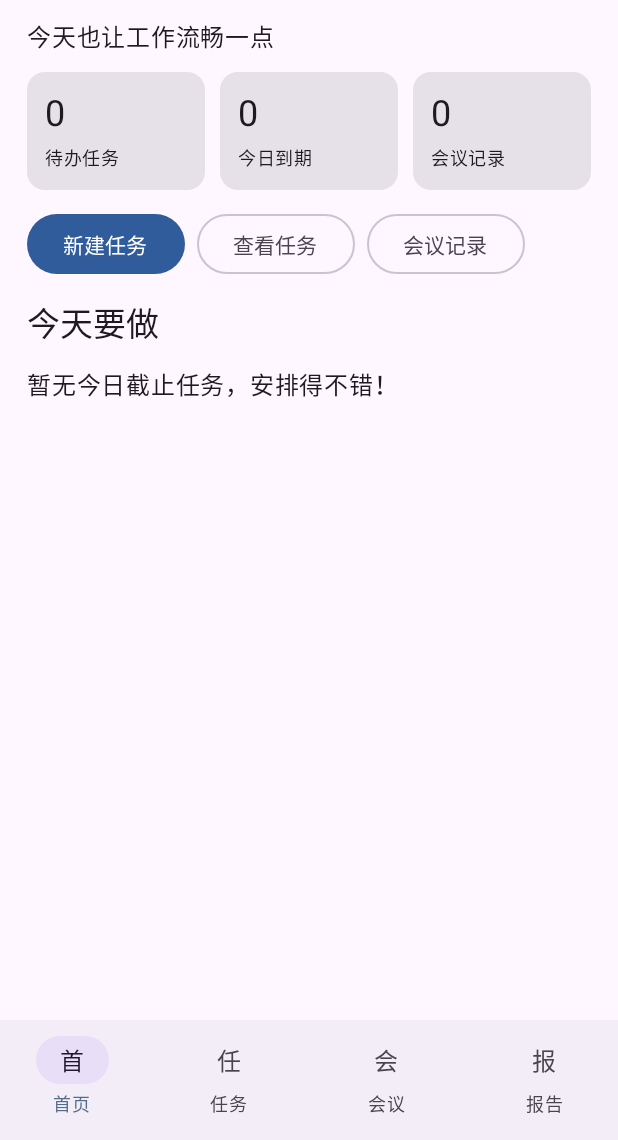
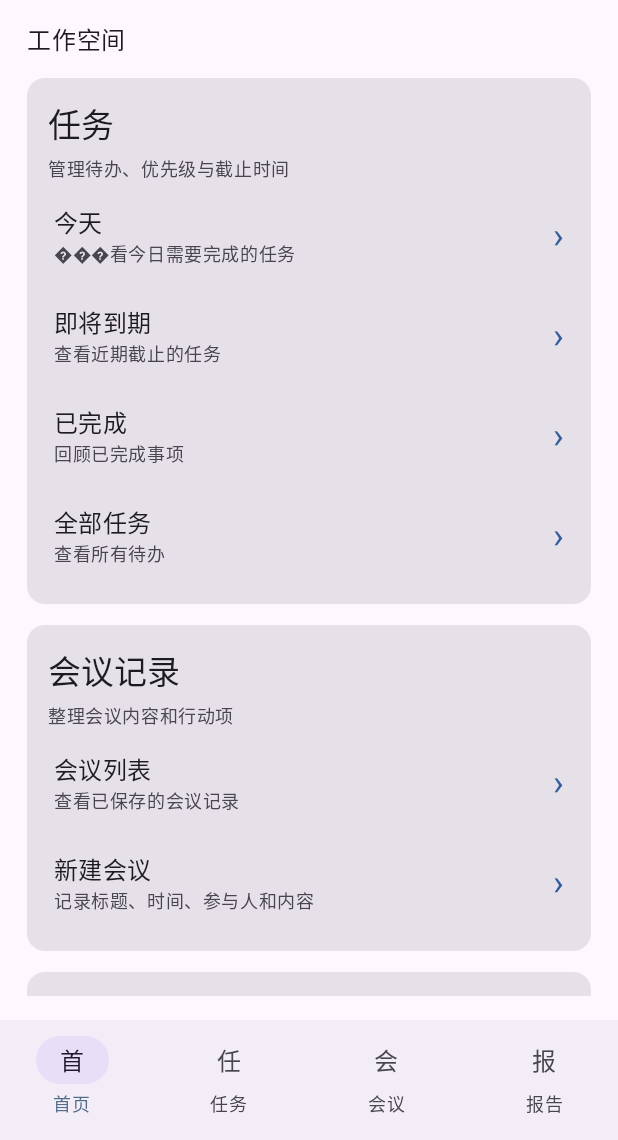
Before and after one commit to yongxiongLi/office-productivity-app, an Android app built with Jetpack Compose: the screen it shows after launch (MainActivity), on a phone screen of 412 x 824 dp, the part 96-1236 px from its top. Run offline under Robolectric (Android 15) with nearby library versions, the phone set to English and light mode, and no system bars; our stand-ins replace Room's generated code; 1 statement that could not run was skipped.

Commit message:
Organize home into vertical feature directories

```diff
--- a/app/src/main/java/com/yongxiongli/officeproductivity/ui/DashboardScreen.kt
+++ b/app/src/main/java/com/yongxiongli/officeproductivity/ui/DashboardScreen.kt
@@ -2,6 +2,7 @@ package com.yongxiongli.officeproductivity.ui
 
 import android.app.DatePickerDialog
 import android.app.TimePickerDialog
+import androidx.compose.foundation.clickable
 import androidx.compose.foundation.layout.Arrangement
 import androidx.compose.foundation.layout.Column
 import androidx.compose.foundation.layout.Row
@@ -10,6 +11,8 @@ import androidx.compose.foundation.layout.fillMaxWidth
 import androidx.compose.foundation.layout.padding
 import androidx.compose.foundation.lazy.LazyColumn
 import androidx.compose.foundation.lazy.items
+import androidx.compose.foundation.rememberScrollState
+import androidx.compose.foundation.verticalScroll
 import androidx.compose.material3.AlertDialog
 import androidx.compose.material3.Button
 import androidx.compose.material3.Card
@@ -23,7 +26,6 @@ import androidx.compose.material3.Scaffold
 import androidx.compose.material3.Text
 import androidx.compose.material3.TextButton
 import androidx.compose.runtime.Composable
-import androidx.compose.runtime.collectAsState
 import androidx.compose.runtime.getValue
 import androidx.compose.runtime.mutableLongStateOf
 import androidx.compose.runtime.mutableStateOf
@@ -41,7 +43,7 @@ import java.util.Calendar
 import java.util.Date
 
 private enum class AppTab(val label: String) { HOME("首页"), TASKS("任务"), MEETINGS("会议"), REPORTS("报告") }
-private enum class TaskFilter(val label: String) { TODAY("今天"), UPCOMING("即将到期"), COMPLETED("已完成"), ALL("全部") }
+private enum class TaskFilter(val label: String) { TODAY("今天"), UPCOMING("即将到期"), COMPLETED("已完成"), ALL("全部任务") }
 private val priorities = listOf("高", "中", "低")
 
 @Composable
@@ -50,10 +52,12 @@ fun DashboardScreen(viewModel: TaskViewModel, onReminderPermissionNeeded: () ->
     val meetings by viewModel.meetings.collectAsStateWithLifecycle(initialValue = emptyList())
     var tab by remember { mutableStateOf(AppTab.HOME) }
     var filter by remember { mutableStateOf(TaskFilter.TODAY) }
+    var weeklyReport by remember { mutableStateOf(false) }
     var showTaskDialog by remember { mutableStateOf(false) }
     var showMeetingDialog by remember { mutableStateOf(false) }
 
-    Scaffold(bottomBar = {
+    Scaffold(
+        bottomBar = {
             NavigationBar {
                 AppTab.entries.forEach { item ->
                     NavigationBarItem(
@@ -64,19 +68,34 @@ fun DashboardScreen(viewModel: TaskViewModel, onReminderPermissionNeeded: () ->
                     )
                 }
             }
-    }, floatingActionButton = {
+        },
+        floatingActionButton = {
             when (tab) {
                 AppTab.TASKS -> Button(onClick = { showTaskDialog = true }) { Text("新建任务 +") }
                 AppTab.MEETINGS -> Button(onClick = { showMeetingDialog = true }) { Text("记录会议 +") }
                 else -> Unit
             }
-    }) { padding ->
-        Column(Modifier.fillMaxSize().padding(padding).padding(horizontal = 18.dp, vertical = 16.dp), verticalArrangement = Arrangement.spacedBy(12.dp)) {
+        },
+    ) { padding ->
+        Column(
+            Modifier.fillMaxSize().padding(padding).padding(horizontal = 18.dp, vertical = 16.dp),
+            verticalArrangement = Arrangement.spacedBy(12.dp),
+        ) {
             when (tab) {
-                AppTab.HOME -> HomeScreen(tasks, meetings, onTasks = { tab = AppTab.TASKS }, onMeetings = { tab = AppTab.MEETINGS }, onAddTask = { showTaskDialog = true })
-                AppTab.TASKS -> TaskScreen(tasks, filter, { filter = it }, { task, completed -> viewModel.setCompleted(task, completed) }, { viewModel.deleteTask(it) })
-                AppTab.MEETINGS -> MeetingsScreen(meetings, { viewModel.deleteMeeting(it) })
-                AppTab.REPORTS -> ReportsScreen(tasks)
+                AppTab.HOME -> HomeScreen(
+                    modifier = Modifier.weight(1f),
+                    onTaskFilter = { filter = it; tab = AppTab.TASKS },
+                    onMeetings = { tab = AppTab.MEETINGS },
+                    onNewMeeting = { tab = AppTab.MEETINGS; showMeetingDialog = true },
+                    onReport = { weeklyReport = it; tab = AppTab.REPORTS },
+                )
+                AppTab.TASKS -> TaskScreen(
+                    tasks, filter, { filter = it },
+                    { task, completed -> viewModel.setCompleted(task, completed) },
+                    { viewModel.deleteTask(it) },
+                )
+                AppTab.MEETINGS -> MeetingsScreen(meetings) { viewModel.deleteMeeting(it) }
+                AppTab.REPORTS -> ReportsScreen(tasks, weeklyReport) { weeklyReport = it }
             }
         }
     }
@@ -100,36 +119,90 @@ fun DashboardScreen(viewModel: TaskViewModel, onReminderPermissionNeeded: () ->
 }
 
 @Composable
-private fun HomeScreen(tasks: List<TaskEntity>, meetings: List<MeetingEntity>, onTasks: () -> Unit, onMeetings: () -> Unit, onAddTask: () -> Unit) {
-    val today = Calendar.getInstance().apply { set(Calendar.HOUR_OF_DAY, 0); set(Calendar.MINUTE, 0); set(Calendar.SECOND, 0); set(Calendar.MILLISECOND, 0) }
-    val start = today.timeInMillis
-    val end = start + 24 * 60 * 60 * 1000L
-    val todayTasks = tasks.filter { !it.isCompleted && it.dueAtMillis in start until end }
-    val pending = tasks.count { !it.isCompleted }
+private fun HomeScreen(
+    modifier: Modifier = Modifier,
+    onTaskFilter: (TaskFilter) -> Unit,
+    onMeetings: () -> Unit,
+    onNewMeeting: () -> Unit,
+    onReport: (Boolean) -> Unit,
+) {
+    Column(
+        modifier = modifier.fillMaxWidth().verticalScroll(rememberScrollState()),
+        verticalArrangement = Arrangement.spacedBy(14.dp),
+    ) {
         Text("Flow办公", style = MaterialTheme.typography.headlineLarge)
-    Text("今天也让工作流畅一点", style = MaterialTheme.typography.bodyLarge)
-    Row(horizontalArrangement = Arrangement.spacedBy(10.dp)) {
-        SummaryCard("待办任务", pending.toString(), Modifier.weight(1f))
-        SummaryCard("今日到期", todayTasks.size.toString(), Modifier.weight(1f))
-        SummaryCard("会议记录", meetings.size.toString(), Modifier.weight(1f))
+        Text("工作空间", style = MaterialTheme.typography.bodyLarge)
+
+        DirectoryGroup(
+            title = "任务",
+            subtitle = "管理待办、优先级与截止时间",
+            entries = listOf(
+                "今天" to "���看今日需要完成的任务",
+                "即将到期" to "查看近期截止的任务",
+                "已完成" to "回顾已完成事项",
+                "全部任务" to "查看所有待办",
+            ),
+            onEntryClick = { index -> onTaskFilter(TaskFilter.entries[index]) },
+        )
+        DirectoryGroup(
+            title = "会议记录",
+            subtitle = "整理会议内容和行动项",
+            entries = listOf(
+                "会议列表" to "查看已保存的会议记录",
+                "新建会议" to "记录标题、时间、参与人和内容",
+            ),
+            onEntryClick = { index -> if (index == 0) onMeetings() else onNewMeeting() },
+        )
+        DirectoryGroup(
+            title = "日报 / 周报",
+            subtitle = "按周期汇总工作进展",
+            entries = listOf(
+                "日报" to "查看今日完成事项",
+                "周报" to "查看本周完成事项",
+            ),
+            onEntryClick = { index -> onReport(index == 1) },
+        )
     }
-    Row(horizontalArrangement = Arrangement.spacedBy(8.dp)) {
-        Button(onClick = onAddTask) { Text("新建任务") }
-        OutlinedButton(onClick = onTasks) { Text("查看任务") }
-        OutlinedButton(onClick = onMeetings) { Text("会议记录") }
-    }
-    Text("今天要做", style = MaterialTheme.typography.titleLarge)
-    if (todayTasks.isEmpty()) Text("暂无今日截止任务，安排得不错！")
-    else LazyColumn(verticalArrangement = Arrangement.spacedBy(8.dp)) { items(todayTasks.take(5), key = { it.id }) { TaskCard(it, {}, {}) } }
 }
 
 @Composable
-private fun SummaryCard(title: String, value: String, modifier: Modifier = Modifier) {
-    Card(modifier) { Column(Modifier.padding(12.dp), verticalArrangement = Arrangement.spacedBy(4.dp)) { Text(value, style = MaterialTheme.typography.headlineSmall); Text(title, style = MaterialTheme.typography.bodySmall) } }
+private fun DirectoryGroup(
+    title: String,
+    subtitle: String,
+    entries: List<Pair<String, String>>,
+    onEntryClick: (Int) -> Unit,
+) {
+    Card(Modifier.fillMaxWidth()) {
+        Column(Modifier.padding(14.dp), verticalArrangement = Arrangement.spacedBy(4.dp)) {
+            Text(title, style = MaterialTheme.typography.titleLarge)
+            Text(subtitle, style = MaterialTheme.typography.bodySmall, color = MaterialTheme.colorScheme.onSurfaceVariant)
+            entries.forEachIndexed { index, (name, description) ->
+                Row(
+                    modifier = Modifier
+                        .fillMaxWidth()
+                        .clickable { onEntryClick(index) }
+                        .padding(vertical = 10.dp, horizontal = 4.dp),
+                    verticalAlignment = Alignment.CenterVertically,
+                ) {
+                    Column(Modifier.weight(1f)) {
+                        Text(name, style = MaterialTheme.typography.titleMedium)
+                        Text(description, style = MaterialTheme.typography.bodySmall, color = MaterialTheme.colorScheme.onSurfaceVariant)
+                    }
+                    Text("›", style = MaterialTheme.typography.headlineSmall, color = MaterialTheme.colorScheme.primary)
+                }
+            }
+        }
+    }
 }
 
 @Composable
-private fun TaskScreen(tasks: List<TaskEntity>, filter: TaskFilter, onFilter: (TaskFilter) -> Unit, onComplete: (TaskEntity, Boolean) -> Unit, onDelete: (Long) -> Unit) {
+private fun TaskScreen(
+    tasks: List<TaskEntity>,
+    filter: TaskFilter,
+    onFilter: (TaskFilter) -> Unit,
+    onComplete: (TaskEntity, Boolean) -> Unit,
+    onDelete: (Long) -> Unit,
+) {
     Text("任务与提醒", style = MaterialTheme.typography.headlineMedium)
     Row(horizontalArrangement = Arrangement.spacedBy(4.dp)) {
         TaskFilter.entries.forEach { item ->
@@ -142,7 +215,7 @@ private fun TaskScreen(tasks: List<TaskEntity>, filter: TaskFilter, onFilter: (T
     val visible = tasks.filter { task ->
         when (filter) {
             TaskFilter.TODAY -> !task.isCompleted && task.dueAtMillis?.let { isSameDay(it, now) } == true
-            TaskFilter.UPCOMING -> !task.isCompleted && task.dueAtMillis?.let { it <= soon } == true
+            TaskFilter.UPCOMING -> !task.isCompleted && task.dueAtMillis?.let { it >= now && it <= soon } == true
             TaskFilter.COMPLETED -> task.isCompleted
             TaskFilter.ALL -> true
         }
@@ -191,23 +264,25 @@ private fun MeetingsScreen(meetings: List<MeetingEntity>, onDelete: (Long) -> Un
 }
 
 @Composable
-private fun ReportsScreen(tasks: List<TaskEntity>) {
-    var weekly by remember { mutableStateOf(false) }
-    val now = System.currentTimeMillis()
+private fun ReportsScreen(tasks: List<TaskEntity>, weekly: Boolean, onWeeklyChange: (Boolean) -> Unit) {
     val startCalendar = Calendar.getInstance().apply {
-        if (weekly) { set(Calendar.DAY_OF_WEEK, firstDayOfWeek) }
-        else { set(Calendar.HOUR_OF_DAY, 0); set(Calendar.MINUTE, 0); set(Calendar.SECOND, 0); set(Calendar.MILLISECOND, 0) }
+        if (weekly) {
+            set(Calendar.DAY_OF_WEEK, firstDayOfWeek)
+            set(Calendar.HOUR_OF_DAY, 0); set(Calendar.MINUTE, 0); set(Calendar.SECOND, 0); set(Calendar.MILLISECOND, 0)
+        } else {
+            set(Calendar.HOUR_OF_DAY, 0); set(Calendar.MINUTE, 0); set(Calendar.SECOND, 0); set(Calendar.MILLISECOND, 0)
+        }
     }
     val start = startCalendar.timeInMillis
     val completed = tasks.filter { it.isCompleted && (it.completedAtMillis ?: 0L) >= start }
     Text("工作报告", style = MaterialTheme.typography.headlineMedium)
     Row(horizontalArrangement = Arrangement.spacedBy(8.dp)) {
-        if (!weekly) Button(onClick = { weekly = false }) { Text("日报") } else OutlinedButton(onClick = { weekly = false }) { Text("日报") }
-        if (weekly) Button(onClick = { weekly = true }) { Text("周报") } else OutlinedButton(onClick = { weekly = true }) { Text("周报") }
+        if (!weekly) Button(onClick = { onWeeklyChange(false) }) { Text("日报") } else OutlinedButton(onClick = { onWeeklyChange(false) }) { Text("日报") }
+        if (weekly) Button(onClick = { onWeeklyChange(true) }) { Text("周报") } else OutlinedButton(onClick = { onWeeklyChange(true) }) { Text("周报") }
     }
     Text(if (weekly) "本周完成 ${completed.size} 项" else "今日完成 ${completed.size} 项", style = MaterialTheme.typography.titleLarge)
     if (completed.isEmpty()) Text("该时间段还没有已完成任务。")
-    else LazyColumn(verticalArrangement = Arrangement.spacedBy(8.dp)) { items(completed, key = { it.id }) { TaskCard(it, {}, {}) } }
+    else LazyColumn(Modifier.weight(1f), verticalArrangement = Arrangement.spacedBy(8.dp)) { items(completed, key = { it.id }) { TaskCard(it, {}, {}) } }
     Text("未完成待办：${tasks.count { !it.isCompleted }}")
 }
 
```
Lines whose indentation alone changed are shown as unchanged.
